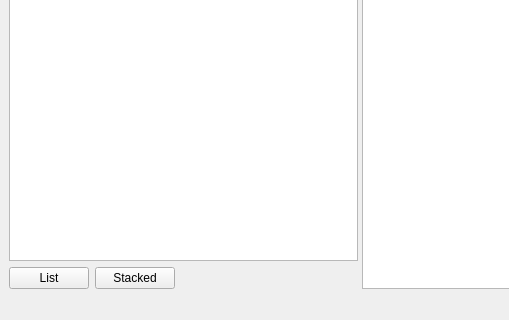
This is src/picture_comparator_muri/design/main_window.ui in muri-a/picture-comparator as Qt 5 draws it before an edit; both pictures show x 0 to 509 and y 495 to 815 of the 1145 by 815 pixel window. The edited form follows.
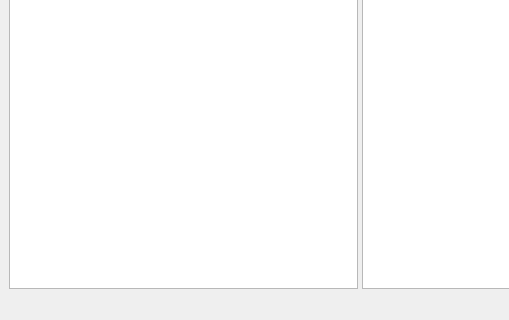
This is the edited form. Icons and pictures are not drawn. Custom widgets are drawn as their Qt base class.

What changed in the file:
```diff
--- a/src/picture_comparator_muri/design/main_window.ui
+++ b/src/picture_comparator_muri/design/main_window.ui
@@ -50,40 +50,6 @@
         <item>
          <layout class="QHBoxLayout" name="pager_layout"/>
         </item>
-        <item>
-         <layout class="QHBoxLayout" name="horizontalLayout_2">
-          <property name="topMargin">
-           <number>0</number>
-          </property>
-          <item>
-           <widget class="QPushButton" name="list_thumbs_button">
-            <property name="text">
-             <string>List</string>
-            </property>
-           </widget>
-          </item>
-          <item>
-           <widget class="QPushButton" name="stacked_thumbs_button">
-            <property name="text">
-             <string>Stacked</string>
-            </property>
-           </widget>
-          </item>
-          <item>
-           <spacer name="horizontalSpacer">
-            <property name="orientation">
-             <enum>Qt::Horizontal</enum>
-            </property>
-            <property name="sizeHint" stdset="0">
-             <size>
-              <width>40</width>
-              <height>20</height>
-             </size>
-            </property>
-           </spacer>
-          </item>
-         </layout>
-        </item>
        </layout>
       </widget>
       <widget class="QSplitter" name="splitter_2">
```
Left out of the diff: 6 changed lines with no effect on the pictures.
